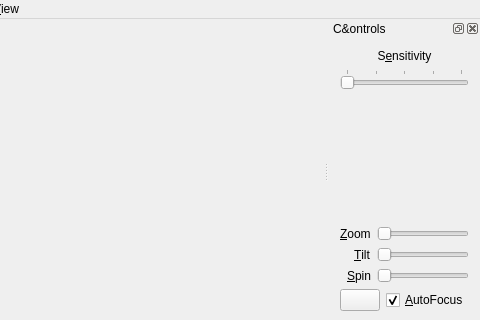
The window that client/MainWindow.ui (thejoshwolfe/repatriator) describes before a commit, drawn with Qt 5; both pictures show x 166 to 646 and y 0 to 320 of the 646 by 583 pixel window.
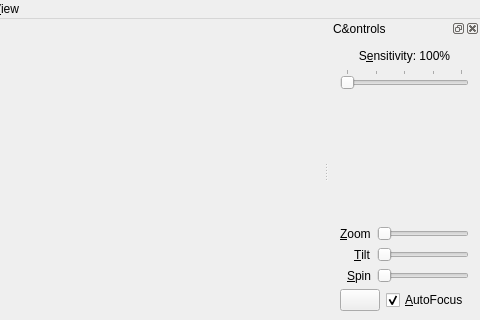
The same window after the commit. Icons and pictures are not drawn. Custom widgets are drawn as their Qt base class.

Diff of the .ui file:
```diff
--- a/client/MainWindow.ui
+++ b/client/MainWindow.ui
@@ -45,7 +45,7 @@
      <item>
       <widget class="QLabel" name="sensitivityLabel">
        <property name="text">
-        <string>S&amp;ensitivity</string>
+        <string>S&amp;ensitivity: 100%</string>
        </property>
        <property name="alignment">
         <set>Qt::AlignCenter</set>
```
Left out of the diff: 2 changed lines with no effect on the pictures.
